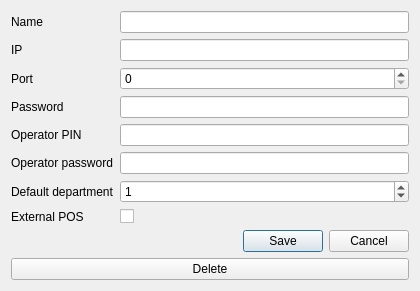
Old version of the form FrontDesk/dlgfiscalmachine.ui in the repository End1-1/Cafe5.
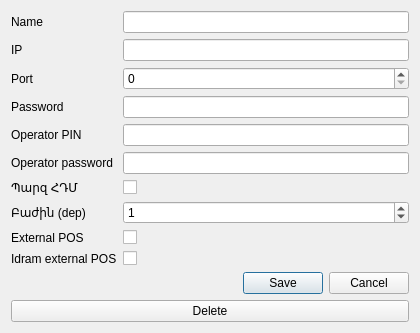
New version of the form.

```diff
--- a/FrontDesk/dlgfiscalmachine.ui
+++ b/FrontDesk/dlgfiscalmachine.ui
@@ -105,13 +105,23 @@
       </widget>
      </item>
      <item row="6" column="0">
-      <widget class="QLabel" name="labelDept">
+      <widget class="QLabel" name="labelSimpleHdm">
        <property name="text">
-        <string>Default department</string>
+        <string>Պարզ ՀԴՄ</string>
        </property>
       </widget>
      </item>
      <item row="6" column="1">
+      <widget class="QCheckBox" name="chSimpleHdm"/>
+     </item>
+     <item row="7" column="0">
+      <widget class="QLabel" name="labelDept">
+       <property name="text">
+        <string>Բաժին (dep)</string>
+       </property>
+      </widget>
+     </item>
+     <item row="7" column="1">
       <widget class="QSpinBox" name="sbDefaultDept">
        <property name="minimum">
         <number>0</number>
@@ -124,16 +134,26 @@
        </property>
       </widget>
      </item>
-     <item row="7" column="0">
+     <item row="8" column="0">
       <widget class="QLabel" name="labelExternalPos">
        <property name="text">
         <string>External POS</string>
        </property>
       </widget>
      </item>
-     <item row="7" column="1">
+     <item row="8" column="1">
       <widget class="QCheckBox" name="chExternalPos"/>
      </item>
+     <item row="9" column="0">
+      <widget class="QLabel" name="labelIdramExternalPos">
+       <property name="text">
+        <string>Idram external POS</string>
+       </property>
+      </widget>
+     </item>
+     <item row="9" column="1">
+      <widget class="QCheckBox" name="chIdramExternalPos"/>
+     </item>
     </layout>
    </item>
    <item>
```
